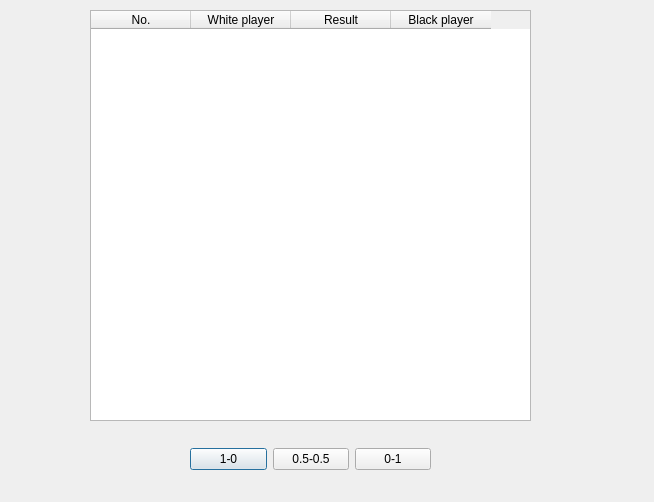
Before: the Qt Designer form UI/dialog_input_results.ui in lasicol/ChessLadder, drawn with Qt 5.
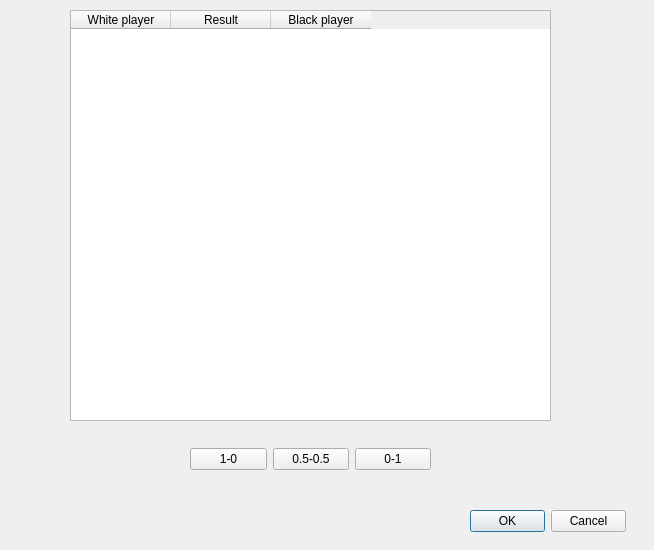
After: the same form once the commit is applied.

Commit message: DIALOG_ROUND

```diff
--- a/UI/dialog_input_results.ui
+++ b/UI/dialog_input_results.ui
@@ -7,7 +7,7 @@
     <x>0</x>
     <y>0</y>
     <width>654</width>
-    <height>502</height>
+    <height>550</height>
    </rect>
   </property>
   <property name="windowTitle">
@@ -16,20 +16,15 @@
   <widget class="QTableWidget" name="table_paired_players_input">
    <property name="geometry">
     <rect>
-     <x>90</x>
+     <x>70</x>
      <y>10</y>
-     <width>441</width>
+     <width>481</width>
      <height>411</height>
     </rect>
    </property>
    <property name="columnCount">
-    <number>4</number>
+    <number>3</number>
    </property>
-   <column>
-    <property name="text">
-     <string>No.</string>
-    </property>
-   </column>
    <column>
     <property name="text">
      <string>White player</string>
@@ -46,7 +41,7 @@
     </property>
    </column>
   </widget>
-  <widget class="QWidget" name="">
+  <widget class="QWidget" name="layoutWidget">
    <property name="geometry">
     <rect>
      <x>190</x>
@@ -79,6 +74,19 @@
     </item>
    </layout>
   </widget>
+  <widget class="QDialogButtonBox" name="buttonBox">
+   <property name="geometry">
+    <rect>
+     <x>470</x>
+     <y>510</y>
+     <width>156</width>
+     <height>23</height>
+    </rect>
+   </property>
+   <property name="standardButtons">
+    <set>QDialogButtonBox::Cancel|QDialogButtonBox::Ok</set>
+   </property>
+  </widget>
  </widget>
  <resources/>
  <connections/>
```
The commit also changes 4 other files.
